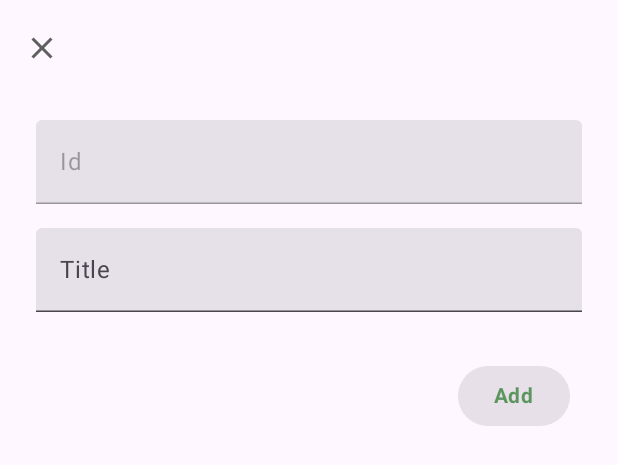
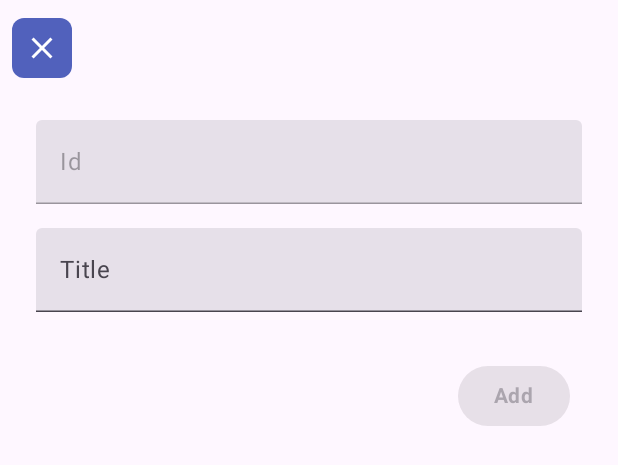
Before and after one commit to horaciocome1/lucia, an Android app built with Jetpack Compose: the @Preview function PreviewTopicFormScreen, on a phone screen of 412 x 824 dp. Shown: the top 465 px of the screen. Run offline under Robolectric (Android 15) with nearby library versions, the phone set to English and light mode, and no system bars; our stand-ins replace Dagger/Hilt's generated code; libraries missing offline, so code that uses them is left out: com.ramcosta.composedestinations.

Commit message:
adding background to nav back icon

```diff
--- a/app/src/main/java/io/github/horaciocome1/lucia/manage/ui/TopicFormScreen.kt
+++ b/app/src/main/java/io/github/horaciocome1/lucia/manage/ui/TopicFormScreen.kt
@@ -1,6 +1,5 @@
 package io.github.horaciocome1.lucia.manage.ui
 
-import androidx.compose.foundation.Image
 import androidx.compose.foundation.layout.Arrangement
 import androidx.compose.foundation.layout.Box
 import androidx.compose.foundation.layout.Column
@@ -9,6 +8,7 @@ import androidx.compose.foundation.layout.fillMaxSize
 import androidx.compose.foundation.layout.fillMaxWidth
 import androidx.compose.foundation.layout.padding
 import androidx.compose.foundation.layout.size
+import androidx.compose.foundation.shape.RoundedCornerShape
 import androidx.compose.material.icons.Icons
 import androidx.compose.material.icons.outlined.Close
 import androidx.compose.material.icons.outlined.DeleteOutline
@@ -16,12 +16,16 @@ import androidx.compose.material3.Button
 import androidx.compose.material3.ButtonDefaults
 import androidx.compose.material3.CircularProgressIndicator
 import androidx.compose.material3.ExperimentalMaterial3Api
-import androidx.compose.material3.IconButton
+import androidx.compose.material3.FilledIconButton
+import androidx.compose.material3.FilledTonalIconButton
+import androidx.compose.material3.Icon
+import androidx.compose.material3.IconButtonDefaults
 import androidx.compose.material3.MaterialTheme
 import androidx.compose.material3.Scaffold
 import androidx.compose.material3.Text
 import androidx.compose.material3.TextField
 import androidx.compose.material3.TopAppBar
+import androidx.compose.material3.contentColorFor
 import androidx.compose.runtime.Composable
 import androidx.compose.runtime.collectAsState
 import androidx.compose.runtime.mutableStateOf
@@ -29,7 +33,6 @@ import androidx.compose.runtime.saveable.rememberSaveable
 import androidx.compose.ui.Alignment
 import androidx.compose.ui.Modifier
 import androidx.compose.ui.graphics.Color
-import androidx.compose.ui.graphics.ColorFilter
 import androidx.compose.ui.text.font.FontWeight
 import androidx.compose.ui.text.input.TextFieldValue
 import androidx.compose.ui.tooling.preview.Preview
@@ -40,7 +43,7 @@ import com.ramcosta.composedestinations.result.ResultBackNavigator
 import io.github.horaciocome1.lucia.manage.TopicFormViewModel
 import io.github.horaciocome1.lucia.setup.model.Topic
 import io.github.horaciocome1.lucia.ui.theme.GreenDark
-import io.github.horaciocome1.lucia.ui.theme.Grey
+import io.github.horaciocome1.lucia.ui.theme.Indigo500
 import io.github.horaciocome1.lucia.ui.theme.LuciaTheme
 
 @OptIn(ExperimentalMaterial3Api::class)
@@ -63,13 +66,17 @@ fun TopicFormScreen(
             TopAppBar(
                 title = {},
                 navigationIcon = {
-                    IconButton(
-                        onClick = { navigator?.navigateBack(result = false) }
+                    FilledIconButton(
+                        onClick = { navigator?.navigateBack(result = false) },
+                        shape = RoundedCornerShape(8.dp),
+                        colors = IconButtonDefaults.iconButtonColors(
+                            containerColor = Indigo500,
+                            contentColor = contentColorFor(backgroundColor = Indigo500)
+                        )
                     ) {
-                        Image(
+                        Icon(
                             imageVector = Icons.Outlined.Close,
-                            contentDescription = "Close",
-                            colorFilter = ColorFilter.tint(Grey)
+                            contentDescription = "Close"
                         )
                     }
                 }
@@ -169,14 +176,17 @@ fun TopicFormScreen(
                         }
                     ) {
                         if (topic != null) {
-                            IconButton(
+                            FilledTonalIconButton(
                                 modifier = Modifier.padding(32.dp),
                                 onClick = { viewModel.deleteTopic(topic.id) },
-                                enabled = !state.value.loading
+                                enabled = !state.value.loading,
+                                colors = IconButtonDefaults.filledTonalIconButtonColors(
+                                    containerColor = Color.Red.copy(alpha = 0.1f),
+                                    contentColor = Color.Red
+                                )
                             ) {
-                                Image(
+                                Icon(
                                     imageVector = Icons.Outlined.DeleteOutline,
-                                    colorFilter = ColorFilter.tint(Color.Red),
                                     contentDescription = "Delete"
                                 )
                             }
@@ -191,14 +201,19 @@ fun TopicFormScreen(
                                 }
                             },
                             colors = ButtonDefaults.buttonColors(
-                                containerColor = GreenDark.copy(alpha = 0.1f)
+                                containerColor = GreenDark.copy(alpha = 0.1f),
+                                contentColor = GreenDark.copy(alpha = 0.75f)
                             ),
-                            enabled = title.value.text.isNotBlank() && !state.value.loading
+                            enabled = when (false) {
+                                !state.value.loading,
+                                title.value.text.isNotBlank(),
+                                (title.value.text != topic?.name) -> false
+                                else -> true
+                            }
                         ) {
                             Text(
                                 text = if (topic != null) "Save changes" else "Add",
                                 style = MaterialTheme.typography.bodyMedium.copy(
-                                    color = GreenDark.copy(alpha = 0.75f),
                                     fontWeight = FontWeight.Bold
                                 )
                             )
--- a/app/src/main/java/io/github/horaciocome1/lucia/ui/theme/Color.kt
+++ b/app/src/main/java/io/github/horaciocome1/lucia/ui/theme/Color.kt
@@ -4,7 +4,7 @@ import androidx.compose.ui.graphics.Color
 
 val Pink = Color(0xFFFF6767)
 val PinkLight = Color(0x10FF6767)
-val Indigo500 = Color(0xFF3f51b5)
+val Indigo500 = Color(0xFF3f51b5).copy(alpha = 0.9f)
 val Grey = Color(0xFF5E5E5E)
 val GreyDark = Color(0xFF212621)
 val BrightGreen = Color(0xFF86EC7F)
```
Also changed, not shown: app/src/main/java/io/github/horaciocome1/lucia/game/QuestionsScreen.kt (+14 -5 lines), app/src/main/java/io/github/horaciocome1/lucia/manage/ui/ManageScreen.kt (+15 -8 lines), app/src/main/java/io/github/horaciocome1/lucia/results/ResultsScreen.kt (+14 -4 lines), app/src/main/java/io/github/horaciocome1/lucia/setup/ui/InviteScreen.kt (+14 -3 lines), app/src/main/java/io/github/horaciocome1/lucia/setup/ui/SetupScaffold.kt (+21 -3 lines).
